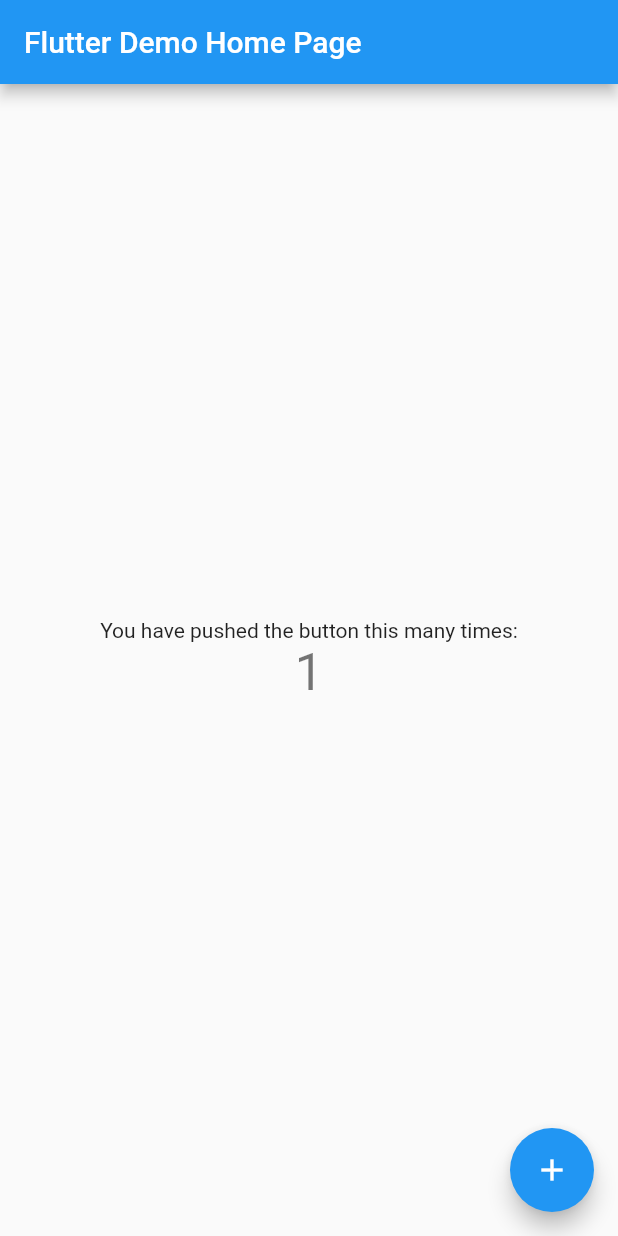
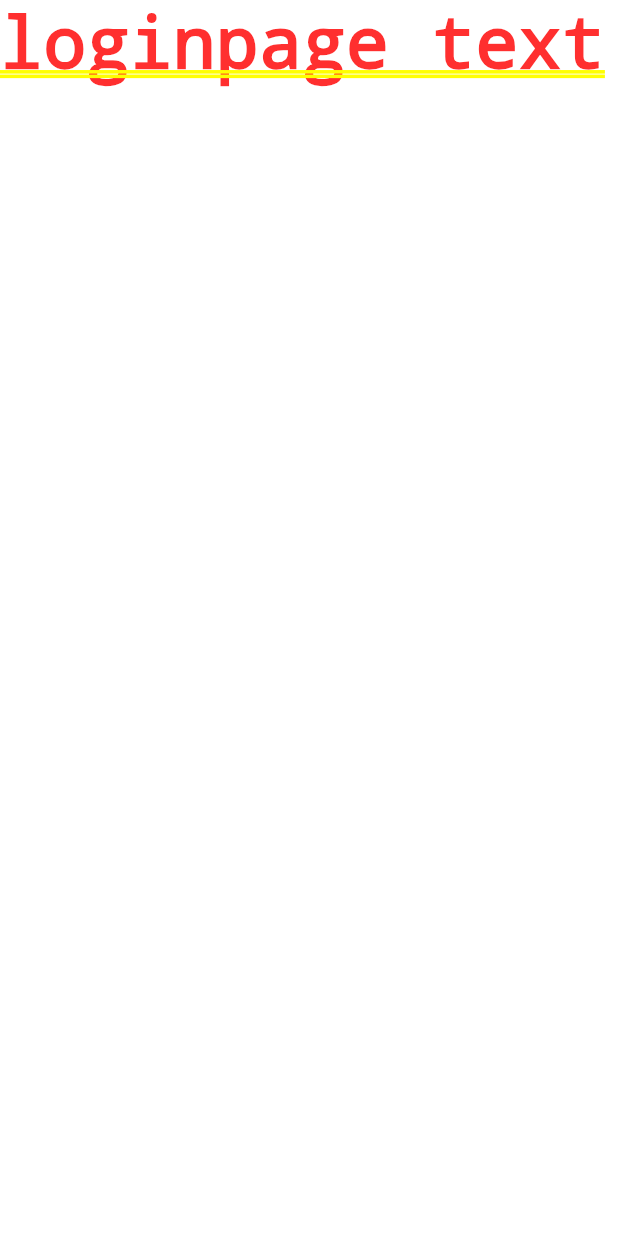
Before and after one commit to kongkonger/flutterdemo, a Flutter app: the screen it shows after launch, after a tap on the "add" icon, on a phone screen of 412 x 824 dp. Run offline on Flutter 3.47's test engine with Material 2 defaults, Android fonts, the phone set to English and light mode, and no system bars; our stand-ins replace flutter_redux, redux.

```diff
--- a/cmc_flutter_demo/lib/main.dart
+++ b/cmc_flutter_demo/lib/main.dart
@@ -1,13 +1,32 @@
+import 'package:cmc_flutter_demo/page/login_page.dart';
+import 'package:cmc_flutter_demo/redux/user_state.dart';
 import 'package:flutter/material.dart';
+import 'package:flutter_redux/flutter_redux.dart';
+import 'package:redux/redux.dart';
 
 void main() => runApp(MyApp());
 
 class MyApp extends StatelessWidget {
+
+  final stores = new Store<UserState>(
+
+appReducer,
+    ///初始化数据
+    initialState: new UserState(name: ""),
+
+  );
+
   // This widget is the root of your application.
   @override
   Widget build(BuildContext context) {
-    return MaterialApp(
+    return
+      new StoreProvider(
+          store: stores,
+          child: new StoreBuilder<UserState>(builder: (context,store){
+
+        return  new  MaterialApp(
           title: 'Flutter Demo',
+          routes: routers,
           theme: ThemeData(
             // This is the theme of your application.
             //
@@ -22,8 +41,14 @@ class MyApp extends StatelessWidget {
           ),
           home: MyHomePage(title: 'Flutter Demo Home Page'),
         );
+      }));
+
   }
 }
+
+Map<String,WidgetBuilder> routers = {
+  LoginPage.sName : (context){return new LoginPage();}
+};
 
 class MyHomePage extends StatefulWidget {
   MyHomePage({Key key, this.title}) : super(key: key);
@@ -54,6 +79,7 @@ class _MyHomePageState extends State<MyHomePage> {
       // _counter without calling setState(), then the build method would not be
       // called again, and so nothing would appear to happen.
       _counter++;
+      Navigator.of(context).pushNamed(LoginPage.sName);
     });
   }
 
--- /dev/null
+++ b/cmc_flutter_demo/lib/page/login_page.dart
@@ -0,0 +1,28 @@
+import 'package:cmc_flutter_demo/redux/user_state.dart';
+import 'package:flutter/material.dart';
+import 'package:flutter_redux/flutter_redux.dart';
+
+class LoginPage extends StatefulWidget {
+  static final String sName = "page/login";
+  @override
+  _LoginPageState createState() => _LoginPageState();
+
+
+}
+
+class _LoginPageState extends State<LoginPage>{
+  @override
+  Widget build(BuildContext context) {
+    // TODO: implement build
+    return new StoreBuilder<UserState>(builder: (context,store){
+     double size = 200;
+     return new Container(
+         child: Text("loginpage text"),
+     );
+
+
+
+    });
+  }
+
+}
--- a/cmc_flutter_demo/pubspec.yaml
+++ b/cmc_flutter_demo/pubspec.yaml
@@ -24,9 +24,13 @@ dependencies:
   # Use with the CupertinoIcons class for iOS style icons.
   cupertino_icons: ^0.1.2
 
+  flutter_redux: ^0.5.3
+
 dev_dependencies:
   flutter_test:
     sdk: flutter
+
+
 
 
 # For information on the generic Dart part of this file, see the
```
Also changed, not shown: cmc_flutter_demo/lib/redux/user_state.dart (added, +33 -0 lines), cmc_flutter_demo/pubspec.lock. Lines whose indentation alone changed are shown as unchanged.
